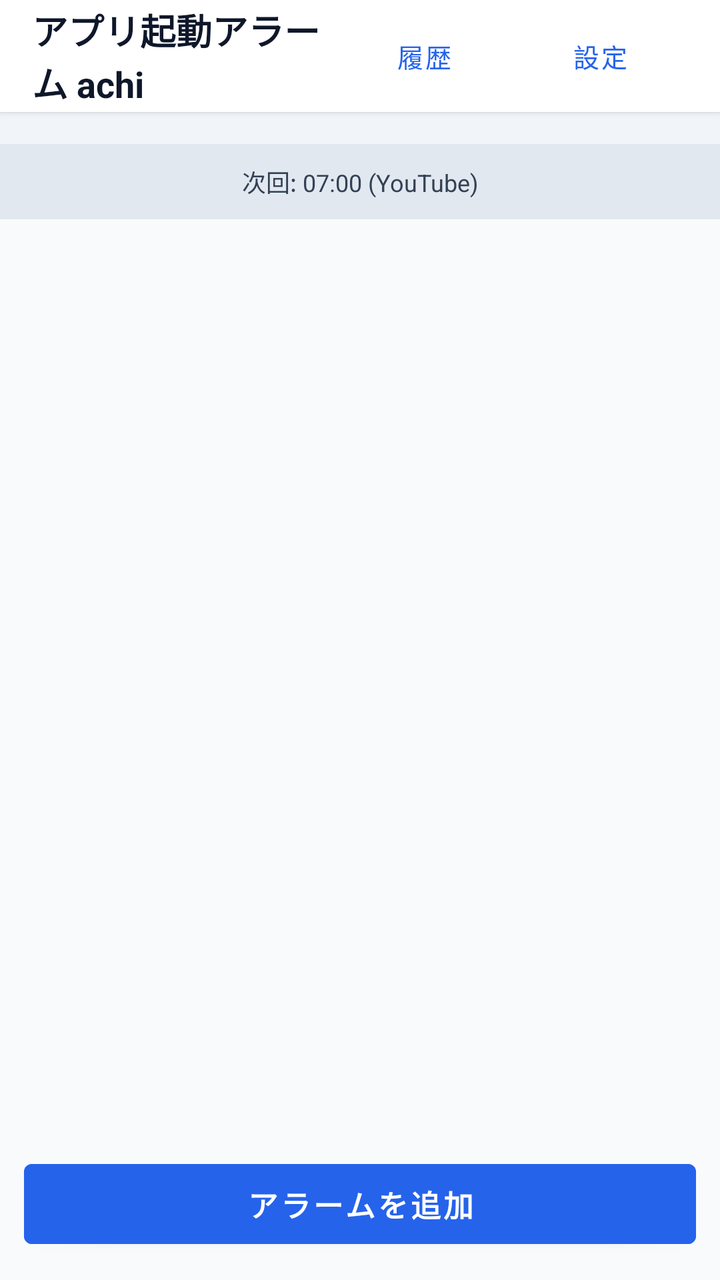
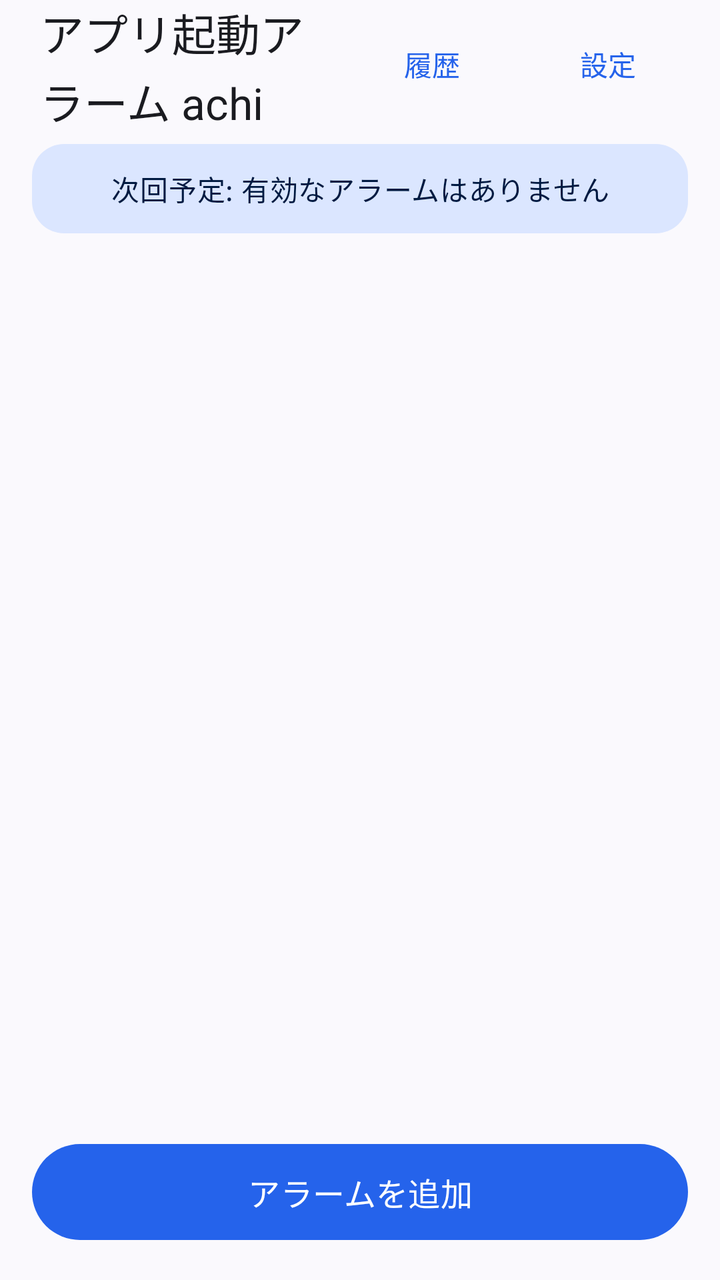

Two renders of the same Android screen: before a commit and after it. Below are the layout's source before the change and the commit's diff.
<!-- AndroidManifest.xml: application theme Theme.AppAlarm -->
<!-- res/layout/activity_main.xml -->
<?xml version="1.0" encoding="utf-8"?>
<LinearLayout xmlns:android="http://schemas.android.com/apk/res/android"
    xmlns:app="http://schemas.android.com/apk/res-auto"
    android:layout_width="match_parent"
    android:layout_height="match_parent"
    android:orientation="vertical"
    android:background="#F8FAFC">

    
    <LinearLayout
        android:layout_width="match_parent"
        android:layout_height="56dp"
        android:background="#FFFFFF"
        android:elevation="2dp"
        android:gravity="center_vertical"
        android:paddingStart="16dp"
        android:paddingEnd="16dp"
        android:orientation="horizontal">

        <TextView
            android:layout_width="0dp"
            android:layout_height="wrap_content"
            android:layout_weight="1"
            android:text="@string/app_name"
            android:textColor="#0F172A"
            android:textSize="18sp"
            android:textStyle="bold" />

        <Button
            android:id="@+id/btn_history"
            android:layout_width="wrap_content"
            android:layout_height="wrap_content"
            style="@style/Widget.MaterialComponents.Button.TextButton"
            android:text="履歴"
            android:textSize="13sp" />

        <Button
            android:id="@+id/btn_settings"
            android:layout_width="wrap_content"
            android:layout_height="wrap_content"
            style="@style/Widget.MaterialComponents.Button.TextButton"
            android:text="設定"
            android:textSize="13sp" />
    </LinearLayout>

    
    <HorizontalScrollView
        android:id="@+id/scroll_groups"
        android:layout_width="match_parent"
        android:layout_height="wrap_content"
        android:scrollbars="none"
        android:paddingTop="8dp"
        android:paddingBottom="8dp"
        android:paddingStart="12dp"
        android:paddingEnd="12dp"
        android:background="#F1F5F9">

        <com.google.android.material.chip.ChipGroup
            android:id="@+id/chip_group_tags"
            android:layout_width="wrap_content"
            android:layout_height="wrap_content"
            app:singleSelection="true"
            app:selectionRequired="true" />
    </HorizontalScrollView>

    
    <TextView
        android:id="@+id/tv_next_summary"
        android:layout_width="match_parent"
        android:layout_height="wrap_content"
        android:padding="10dp"
        android:background="#E2E8F0"
        android:textColor="#334155"
        android:textSize="12sp"
        android:gravity="center"
        android:text="次回: 07:00 (YouTube)" />

    
    <ListView
        android:id="@+id/alarm_list"
        android:layout_width="match_parent"
        android:layout_height="0dp"
        android:layout_weight="1"
        android:divider="@null"
        android:dividerHeight="8dp"
        android:padding="12dp"
        android:clipToPadding="false" />

    
    <Button
        android:id="@+id/btn_add_alarm"
        android:layout_width="match_parent"
        android:layout_height="52dp"
        android:layout_margin="12dp"
        android:text="@string/add_alarm"
        android:textSize="15sp"
        android:textStyle="bold"
        android:backgroundTint="#2563EB"
        android:textColor="#FFFFFF" />

</LinearLayout>
<!-- resources referenced by this layout -->
<resources>
  <string name="add_alarm">アラームを追加</string>
  <string name="app_name">アプリ起動アラーム achi</string>
  <style name="Theme.AppAlarm" parent="Theme.MaterialComponents.DayNight.NoActionBar">
          <item name="colorPrimary">@color/primary</item>
          <item name="colorPrimaryVariant">@color/primary_dark</item>
          <item name="colorSecondary">@color/accent</item>
          <item name="android:statusBarColor">@color/primary_dark</item>
      </style>
  <color name="primary">#2563EB</color>
  <color name="primary_dark">#1D4ED8</color>
  <color name="accent">#3B82F6</color>
</resources>

<!-- the commit's change to res/layout/activity_main.xml (unified diff, before → after) -->
@@ -1,101 +1,93 @@
 <?xml version="1.0" encoding="utf-8"?>
-<LinearLayout xmlns:android="http://schemas.android.com/apk/res/android"
-    xmlns:app="http://schemas.android.com/apk/res-auto"
+<LinearLayout xmlns:android="http://schemas.android.com/apk/res/android" xmlns:app="http://schemas.android.com/apk/res-auto"
     android:layout_width="match_parent"
     android:layout_height="match_parent"
-    android:orientation="vertical"
-    android:background="#F8FAFC">
+    android:background="?attr/colorSurface"
+    android:fitsSystemWindows="true"
+    android:orientation="vertical">
 
-    
     <LinearLayout
         android:layout_width="match_parent"
-        android:layout_height="56dp"
-        android:background="#FFFFFF"
-        android:elevation="2dp"
+        android:layout_height="64dp"
         android:gravity="center_vertical"
-        android:paddingStart="16dp"
-        android:paddingEnd="16dp"
-        android:orientation="horizontal">
+        android:orientation="horizontal"
+        android:paddingStart="20dp"
+        android:paddingEnd="12dp">
 
         <TextView
             android:layout_width="0dp"
             android:layout_height="wrap_content"
             android:layout_weight="1"
             android:text="@string/app_name"
-            android:textColor="#0F172A"
-            android:textSize="18sp"
-            android:textStyle="bold" />
+            android:textAppearance="?attr/textAppearanceTitleLarge"
+            android:textColor="?attr/colorOnSurface" />
 
         <Button
             android:id="@+id/btn_history"
+            style="@style/Widget.Material3.Button.TextButton"
             android:layout_width="wrap_content"
             android:layout_height="wrap_content"
-            style="@style/Widget.MaterialComponents.Button.TextButton"
             android:text="履歴"
-            android:textSize="13sp" />
-
+            android:textColor="?attr/colorPrimary" />
         <Button
             android:id="@+id/btn_settings"
+            style="@style/Widget.Material3.Button.TextButton"
             android:layout_width="wrap_content"
             android:layout_height="wrap_content"
-            style="@style/Widget.MaterialComponents.Button.TextButton"
             android:text="設定"
-            android:textSize="13sp" />
+            android:textColor="?attr/colorPrimary" />
     </LinearLayout>
 
-    
     <HorizontalScrollView
         android:id="@+id/scroll_groups"
         android:layout_width="match_parent"
         android:layout_height="wrap_content"
-        android:scrollbars="none"
-        android:paddingTop="8dp"
-        android:paddingBottom="8dp"
-        android:paddingStart="12dp"
-        android:paddingEnd="12dp"
-        android:background="#F1F5F9">
+        android:paddingStart="16dp"
+        android:paddingEnd="16dp"
+        android:scrollbars="none">
 
         <com.google.android.material.chip.ChipGroup
             android:id="@+id/chip_group_tags"
             android:layout_width="wrap_content"
             android:layout_height="wrap_content"
-            app:singleSelection="true"
-            app:selectionRequired="true" />
+            app:selectionRequired="true"
+            app:singleLine="true"
+            app:singleSelection="true" />
     </HorizontalScrollView>
 
-    
     <TextView
         android:id="@+id/tv_next_summary"
         android:layout_width="match_parent"
         android:layout_height="wrap_content"
-        android:padding="10dp"
-        android:background="#E2E8F0"
-        android:textColor="#334155"
-        android:textSize="12sp"
+        android:layout_marginStart="16dp"
+        android:layout_marginTop="8dp"
+        android:layout_marginEnd="16dp"
+        android:background="@drawable/bg_summary"
         android:gravity="center"
-        android:text="次回: 07:00 (YouTube)" />
+        android:padding="12dp"
+        android:text="次回予定: 有効なアラームはありません"
+        android:textAppearance="?attr/textAppearanceBodyMedium"
+        android:textColor="?attr/colorOnPrimaryContainer" />
 
-    
     <ListView
         android:id="@+id/alarm_list"
         android:layout_width="match_parent"
         android:layout_height="0dp"
         android:layout_weight="1"
+        android:clipToPadding="false"
         android:divider="@null"
         android:dividerHeight="8dp"
-        android:padding="12dp"
-        android:clipToPadding="false" />
+        android:padding="16dp" />
 
-    
     <Button
         android:id="@+id/btn_add_alarm"
+        style="@style/Widget.Material3.Button"
         android:layout_width="match_parent"
-        android:layout_height="52dp"
-        android:layout_margin="12dp"
+        android:layout_height="56dp"
+        android:layout_marginStart="16dp"
+        android:layout_marginEnd="16dp"
+        android:layout_marginBottom="16dp"
         android:text="@string/add_alarm"
-        android:textSize="15sp"
-        android:textStyle="bold"
-        android:backgroundTint="#2563EB"
-        android:textColor="#FFFFFF" />
+        android:textSize="16sp" />
 
 </LinearLayout>
<!-- resource entries referenced after the edit -->
@@ -1,15 +1,40 @@
 <!-- resources referenced by this layout -->
 <resources>
+  <!-- drawable bg_summary (drawable) -->
+  <?xml version="1.0" encoding="utf-8"?>
+  <shape xmlns:android="http://schemas.android.com/apk/res/android" android:shape="rectangle">
+      <corners android:radius="16dp" />
+      <solid android:color="?attr/colorPrimaryContainer" />
+  </shape>
   <string name="add_alarm">アラームを追加</string>
   <string name="app_name">アプリ起動アラーム achi</string>
-  <style name="Theme.AppAlarm" parent="Theme.MaterialComponents.DayNight.NoActionBar">
-          <item name="colorPrimary">@color/primary</item>
-          <item name="colorPrimaryVariant">@color/primary_dark</item>
-          <item name="colorSecondary">@color/accent</item>
-          <item name="android:statusBarColor">@color/primary_dark</item>
+  <style name="Theme.AppAlarm" parent="Theme.Material3.DayNight.NoActionBar">
+          <item name="colorPrimary">#2563EB</item>
+          <item name="colorOnPrimary">#FFFFFF</item>
+          <item name="colorPrimaryContainer">#DBE6FF</item>
+          <item name="colorOnPrimaryContainer">#001A41</item>
+          <item name="colorSecondary">#575E71</item>
+          <item name="colorOnSecondary">#FFFFFF</item>
+          <item name="colorSecondaryContainer">#DBE2F9</item>
+          <item name="colorOnSecondaryContainer">#141B2C</item>
+          <item name="android:colorBackground">#FAF9FD</item>
+          <item name="colorSurface">#FAF9FD</item>
+          <item name="colorOnSurface">#1A1B20</item>
+          <item name="colorSurfaceVariant">#E1E2EC</item>
+          <item name="colorOnSurfaceVariant">#44474F</item>
+          <item name="colorSurfaceContainerLowest">#FFFFFF</item>
+          <item name="colorSurfaceContainerLow">#F4F3F7</item>
+          <item name="colorSurfaceContainer">#EEEDF1</item>
+          <item name="colorSurfaceContainerHigh">#E8E7EB</item>
+          <item name="colorSurfaceContainerHighest">#E3E2E6</item>
+          <item name="colorOutline">#74777F</item>
+          <item name="colorOutlineVariant">#C4C6D0</item>
+          <item name="colorError">#BA1A1A</item>
+          <item name="colorOnError">#FFFFFF</item>
+          <item name="android:statusBarColor">?attr/colorSurface</item>
+          <item name="android:navigationBarColor">?attr/colorSurface</item>
+          <item name="android:windowLightStatusBar">true</item>
+          <item name="android:windowLightNavigationBar">true</item>
       </style>
-  <color name="primary">#2563EB</color>
-  <color name="primary_dark">#1D4ED8</color>
-  <color name="accent">#3B82F6</color>
 </resources>
 
